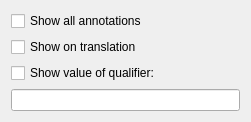
Above: src/corelibs/U2View/src/ov_sequence/annot_highlight/ui/AnnotHighlightSettings.ui from violethaze74/ugene before the change. Below: the same form after it.
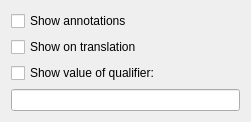
That is the form after the change.

Diff of the .ui file:
```diff
--- a/src/corelibs/U2View/src/ov_sequence/annot_highlight/ui/AnnotHighlightSettings.ui
+++ b/src/corelibs/U2View/src/ov_sequence/annot_highlight/ui/AnnotHighlightSettings.ui
@@ -30,7 +30,7 @@
    <item row="0" column="0">
     <widget class="QCheckBox" name="checkShowHideAnnots">
      <property name="text">
-      <string>Show all annotations</string>
+      <string>Show annotations</string>
      </property>
     </widget>
    </item>
```
